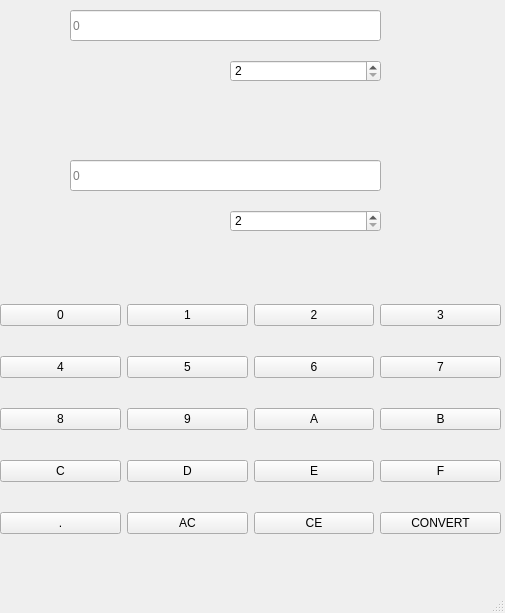
Qt form view/main_window.ui (4s4v1n/ConverterSDT) before a commit.
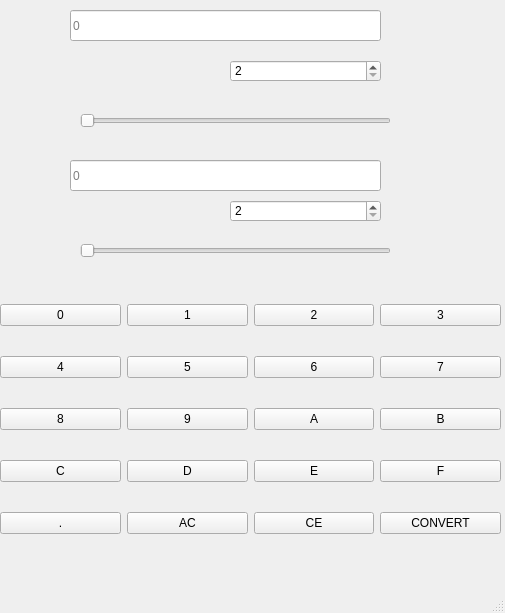
The same form after that commit.

Commit message: feature: added slidebars

```diff
--- a/view/main_window.ui
+++ b/view/main_window.ui
@@ -233,7 +233,7 @@
     <property name="geometry">
      <rect>
       <x>230</x>
-      <y>210</y>
+      <y>200</y>
       <width>151</width>
       <height>22</height>
      </rect>
@@ -245,6 +245,47 @@
      <number>16</number>
     </property>
    </widget>
+   <widget class="QSlider" name="input_base_slider">
+    <property name="geometry">
+     <rect>
+      <x>80</x>
+      <y>110</y>
+      <width>311</width>
+      <height>22</height>
+     </rect>
+    </property>
+    <property name="minimum">
+     <number>2</number>
+    </property>
+    <property name="maximum">
+     <number>16</number>
+    </property>
+    <property name="orientation">
+     <enum>Qt::Horizontal</enum>
+    </property>
+   </widget>
+   <widget class="QSlider" name="output_base_slider">
+    <property name="geometry">
+     <rect>
+      <x>80</x>
+      <y>240</y>
+      <width>311</width>
+      <height>22</height>
+     </rect>
+    </property>
+    <property name="minimum">
+     <number>2</number>
+    </property>
+    <property name="maximum">
+     <number>16</number>
+    </property>
+    <property name="value">
+     <number>2</number>
+    </property>
+    <property name="orientation">
+     <enum>Qt::Horizontal</enum>
+    </property>
+   </widget>
   </widget>
   <widget class="QMenuBar" name="menubar">
    <property name="geometry">
```
Left out of the diff: 4 changed lines with no effect on the pictures. The commit also changes 2 other files.
